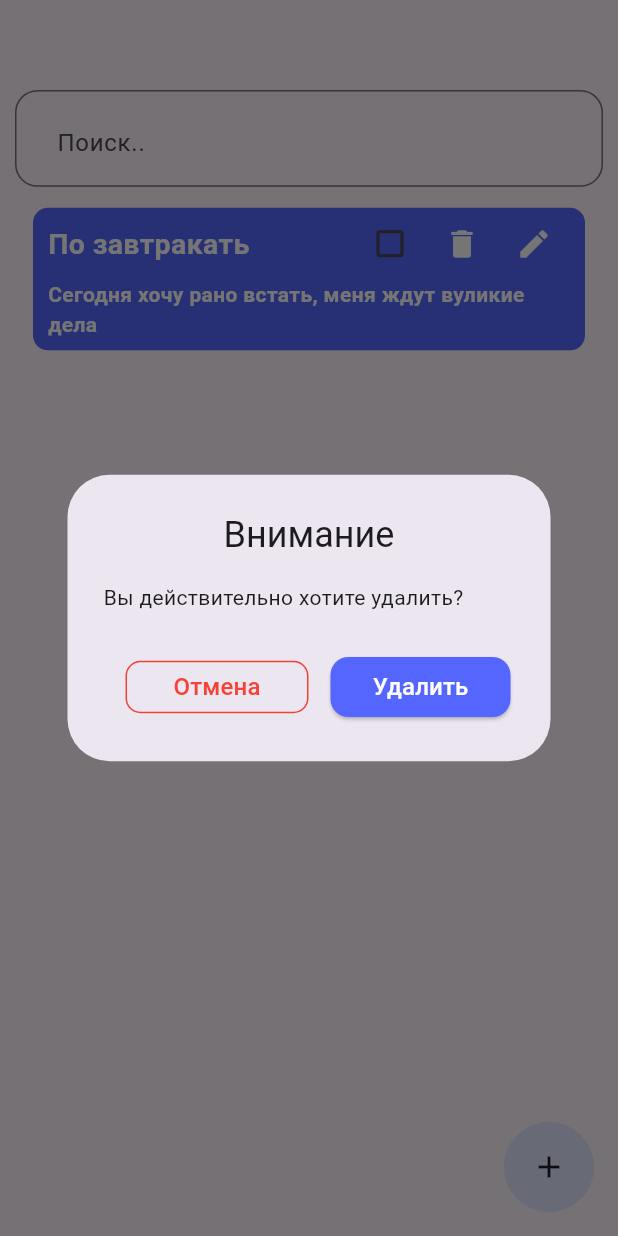
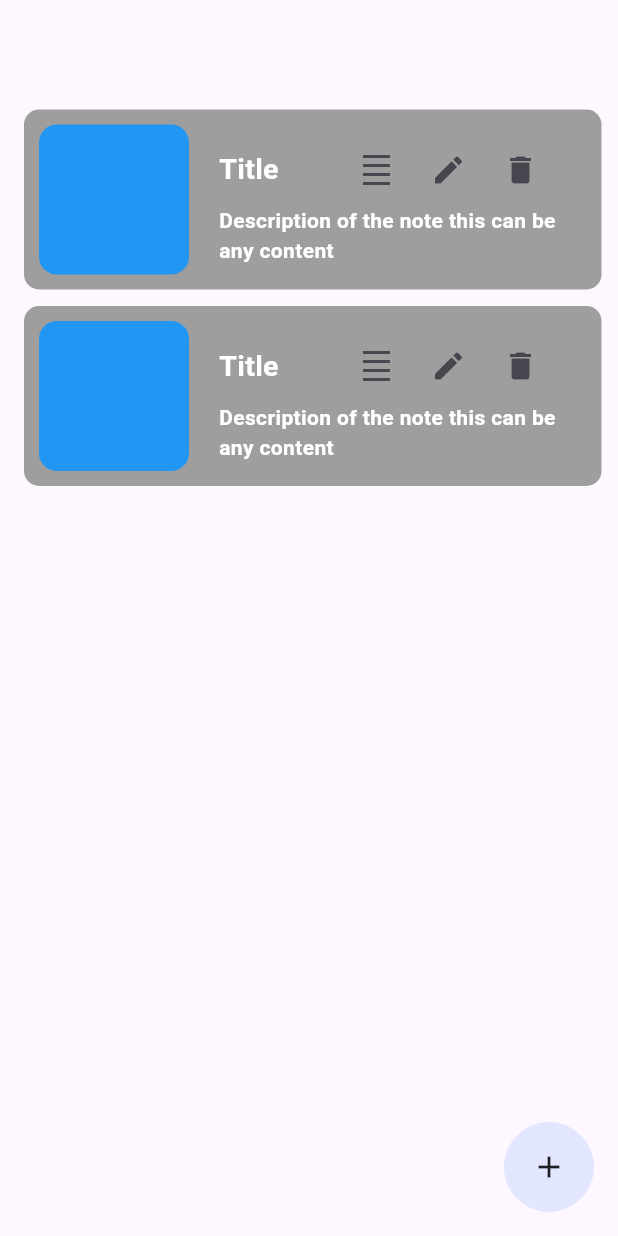
Before and after one commit to Carlssonn/todo2, a Flutter app: the screen it shows after launch, after a tap on the "delete" icon, on a phone screen of 412 x 824 dp. Run offline on Flutter 3.47's test engine with Material 3 defaults, Android fonts, the phone set to English and light mode, and no system bars; our stand-ins replace image_picker.

Commit message:
first commit

```diff
--- a/lib/model/todo_model.dart
+++ b/lib/model/todo_model.dart
@@ -1,7 +1,6 @@
 class TodoModel {
   String title;
   String desc;
-  bool dene;
 
-  TodoModel({required this.dene, required this.desc, required this.title});
+  TodoModel({required this.desc, required this.title});
 }
--- a/lib/ui/page/todo_page.dart
+++ b/lib/ui/page/todo_page.dart
@@ -1,5 +1,5 @@
 import 'package:card_page/model/todo_model.dart';
-import 'package:card_page/ui/widget/todo_bottom_shet.dart';
+import 'package:card_page/ui/page/add_todo_page.dart';
 import 'package:card_page/ui/widget/todo_card.dart';
 import 'package:flutter/material.dart';
 
@@ -13,9 +13,17 @@ class TodoPage extends StatefulWidget {
 class _TodoPageState extends State<TodoPage> {
   List<TodoModel> todos = [
     TodoModel(
-      dene: false,
-      desc: 'Сегодня хочу рано встать, меня ждут вуликие дела',
-      title: 'По завтракать',
+      desc:
+          'Description of the note this can be any contentote this can be any content',
+      title: 'Title',
+    ),
+    TodoModel(
+      desc: 'Description of the note this can be any content',
+      title: 'Title',
+    ),
+    TodoModel(
+      desc: 'Description of the note this can be any content',
+      title: 'Title',
     ),
   ];
   @override
@@ -24,19 +32,6 @@ class _TodoPageState extends State<TodoPage> {
       body: Column(
         children: [
           SizedBox(height: 60),
-          Padding(
-            padding: EdgeInsetsGeometry.symmetric(horizontal: 10),
-            child: TextField(
-              decoration: InputDecoration(
-                hintText: 'Поиск..',
-                prefix: Icon(Icons.search),
-                contentPadding: EdgeInsets.symmetric(vertical: 17),
-                border: OutlineInputBorder(
-                  borderRadius: BorderRadius.circular(15),
-                ),
-              ),
-            ),
-          ),
           Expanded(
             child: todos.isNotEmpty
                 ? ListView.builder(
@@ -50,38 +45,19 @@ class _TodoPageState extends State<TodoPage> {
                             todos.removeAt(index);
                           });
                         },
-                        edit: () {
-                          showModalBottomSheet(
-                            context: context,
-                            builder: (context) => TodoBottomShet(
-                              add: (todo) {
-                                setState(() {
-                                  todos[index] = todo;
-                                });
-                              },
-                              todoModel: todos[index],
-                            ),
-                          );
-                        },
+                        edit: () {},
                       );
                     },
                   )
-                : Center(child: Text('Пусто')),
+                : Center(child: Text('Nothing found :(')),
           ),
         ],
       ),
       floatingActionButton: InkWell(
         onTap: () {
-          showModalBottomSheet(
-            context: context,
-            isScrollControlled: true,
-            builder: (context) => TodoBottomShet(
-              add: (todo) {
-                setState(() {
-                  todos.add(todo);
-                });
-              },
-            ),
+          Navigator.push(
+            context,
+            MaterialPageRoute(builder: (context) => AddTodoPage()),
           );
         },
         child: Container(
--- a/lib/ui/widget/todo_card.dart
+++ b/lib/ui/widget/todo_card.dart
@@ -20,14 +20,25 @@ class _TodoCardState extends State<TodoCard> {
   @override
   Widget build(BuildContext context) {
     return Container(
-      padding: EdgeInsets.symmetric(horizontal: 10),
-      width: 100,
-      height: 95,
-      margin: EdgeInsets.fromLTRB(12, 4, 12, 4),
+      padding: EdgeInsets.all(10),
+      margin: EdgeInsets.fromLTRB(6, 3, 1, 8),
       decoration: BoxDecoration(
         borderRadius: BorderRadius.circular(10),
-        color: Color(0xFF5566FF),
+        color: Colors.grey,
       ),
+      child: Row(
+        children: [
+          Container(
+            width: 100,
+            height: 100,
+            decoration: BoxDecoration(
+              borderRadius: BorderRadius.circular(12),
+              color: Colors.blue,
+            ),
+          ),
+          Expanded(
+            child: Padding(
+              padding: EdgeInsets.symmetric(horizontal: 20),
               child: Column(
                 children: [
                   Row(
@@ -42,79 +53,17 @@ class _TodoCardState extends State<TodoCard> {
                           ),
                         ),
                       ),
-              Checkbox(
-                value: widget.todoModel.dene,
-                onChanged: (_) {
-                  setState(() {
-                    widget.todoModel.dene = !widget.todoModel.dene;
-                  });
-                },
+                      IconButton(
+                        onPressed: () {},
+                        icon: Icon(Icons.density_small_sharp),
                       ),
-              IconButton(
-                onPressed: () {
-                  showAdaptiveDialog(
-                    context: context,
-                    builder: (context) {
-                      return AlertDialog(
-                        title: Center(child: Text('Внимание')),
-                        content: Text('Вы действительно хотите удалить?'),
-                        actionsAlignment: MainAxisAlignment.spaceEvenly,
-                        actions: [
-                          TextButton(
-                            onPressed: () {
-                              Navigator.pop(context);
-                            },
-                            child: Container(
-                              width: 122,
-                              height: 35,
-                              decoration: BoxDecoration(
-                                borderRadius: BorderRadius.circular(10),
-                                border: Border.all(color: Colors.red),
-                              ),
-                              child: Center(
-                                child: Text(
-                                  'Отмена',
-                                  style: TextStyle(
-                                    fontSize: 16,
-                                    color: Colors.red,
-                                  ),
-                                ),
-                              ),
-                            ),
-                          ),
-                          ElevatedButton(
-                            style: ElevatedButton.styleFrom(
-                              backgroundColor: Color(0xFF5566FF),
-                              minimumSize: Size(120, 40),
-                              shape: RoundedRectangleBorder(
-                                borderRadius: BorderRadius.circular(12),
-                              ),
-                            ),
-                            onPressed: () {
-                              widget.delete();
-                              Navigator.pop(context);
-                            },
-                            child: Text(
-                              'Удалить',
-                              style: TextStyle(
-                                color: Colors.white,
-                                fontSize: 16,
-                              ),
-                            ),
-                          ),
-                        ],
-                      );
-                    },
-                  );
-                },
-                icon: Icon(Icons.delete),
-                color: Colors.white,
-              ),
-
                       IconButton(
                         onPressed: widget.edit,
                         icon: Icon(Icons.edit),
-                color: Colors.white,
+                      ),
+                      IconButton(
+                        onPressed: widget.delete,
+                        icon: Icon(Icons.delete),
                       ),
                     ],
                   ),
@@ -128,6 +77,10 @@ class _TodoCardState extends State<TodoCard> {
                   ),
                 ],
               ),
+            ),
+          ),
+        ],
+      ),
     );
   }
 }
--- a/pubspec.yaml
+++ b/pubspec.yaml
@@ -9,6 +9,7 @@ environment:
 dependencies:
   flutter:
     sdk: flutter
+  image_picker: ^1.2.1
 
 dev_dependencies:
   flutter_test:
```
Also changed, not shown: lib/ui/page/add_todo_page.dart (added, +107 -0 lines), lib/ui/widget/text_field.dart (added, +34 -0 lines), lib/ui/widget/todo_bottom_shet.dart (deleted, +0 -103 lines), pubspec.lock, 14 other files. Lines whose indentation alone changed are shown as unchanged.
